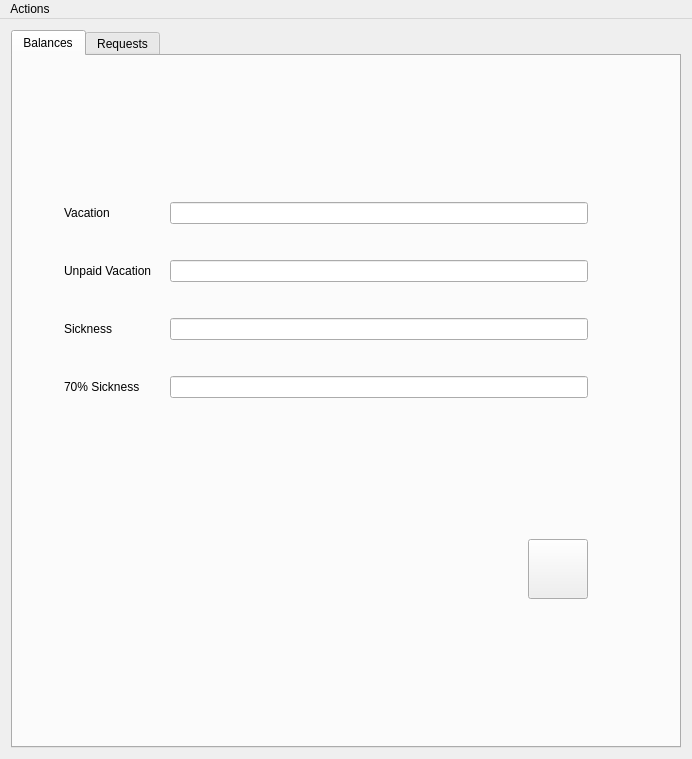
Old version of the form Svoboda_team/mainwindow.ui in the repository Svobodateam/svoboda_team.
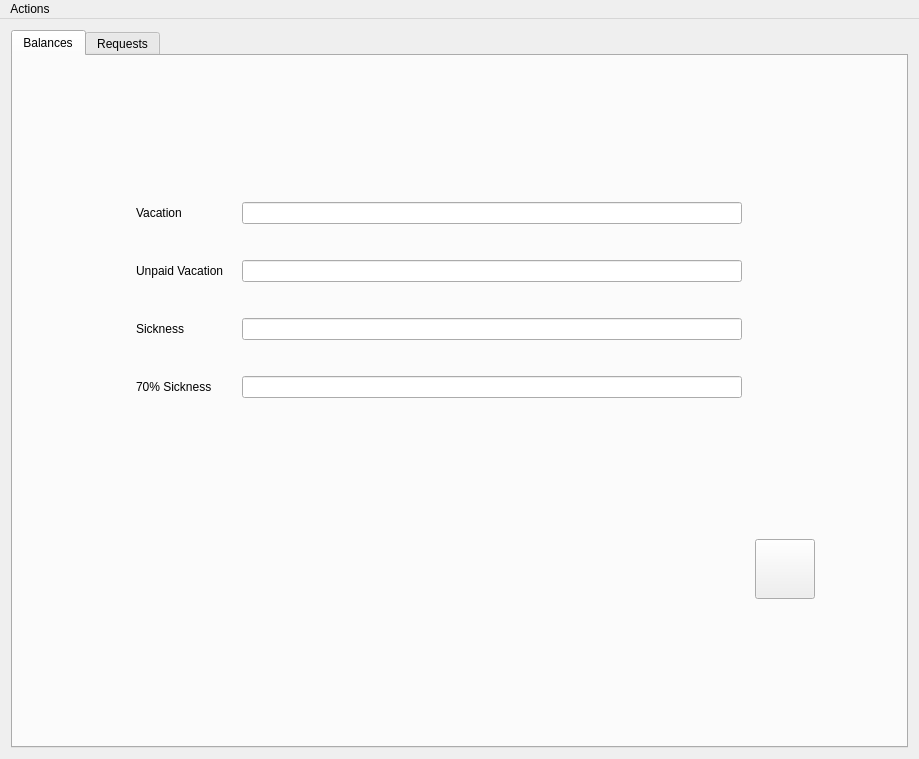
New version of the form.

What changed in the file:
```diff
--- a/Svoboda_team/mainwindow.ui
+++ b/Svoboda_team/mainwindow.ui
@@ -6,7 +6,7 @@
    <rect>
     <x>0</x>
     <y>0</y>
-    <width>692</width>
+    <width>919</width>
     <height>759</height>
    </rect>
   </property>
@@ -487,7 +487,7 @@
     <rect>
      <x>0</x>
      <y>0</y>
-     <width>692</width>
+     <width>919</width>
      <height>21</height>
     </rect>
    </property>
```
